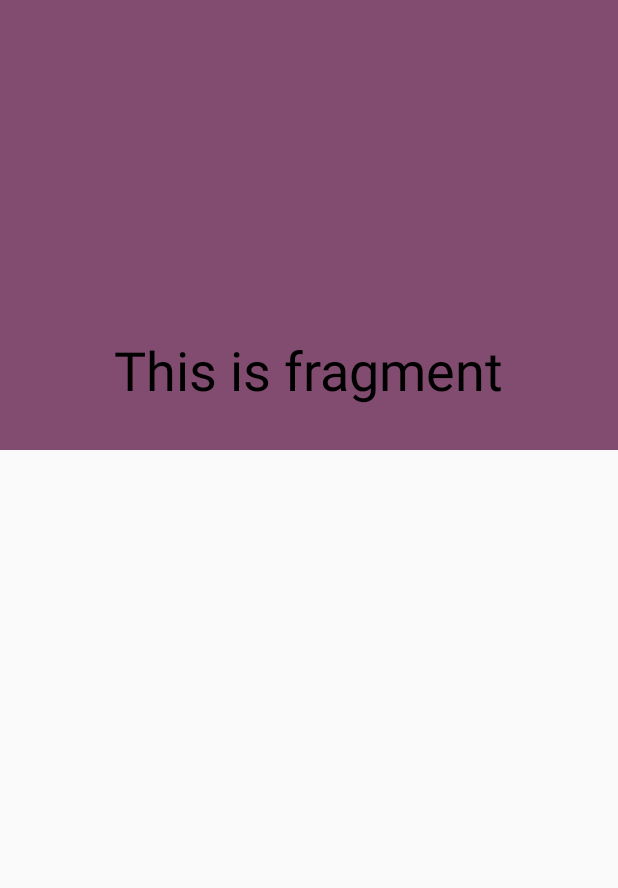
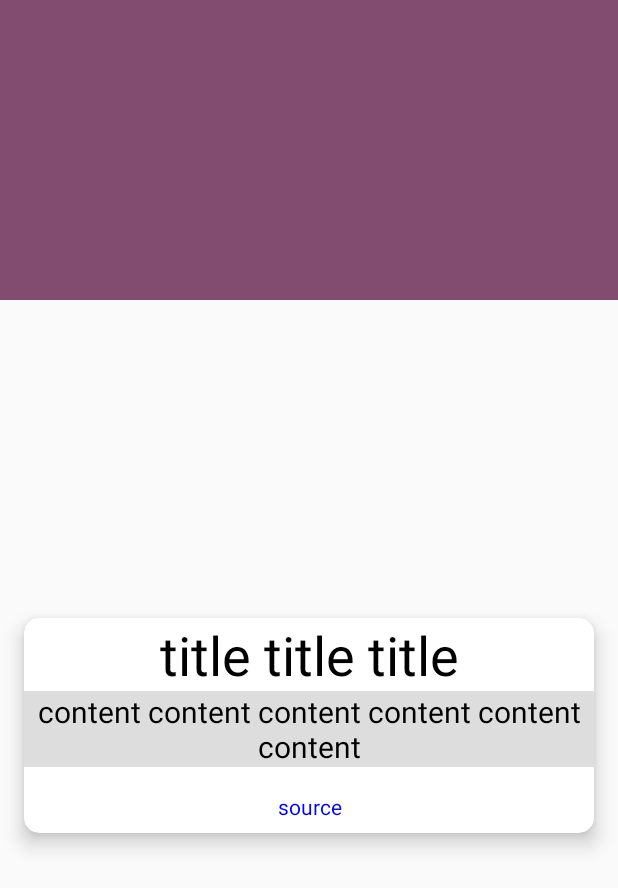
Before and after one commit to GretaGri/AndroidMvpAndMvvmPatterns, an Android app: the layout fragment_details.xml on its own in the app's theme, with its tools: preview values and no code run, on a phone screen of 412 x 824 dp. Shown: the top 888 px of the screen. Run offline under Robolectric (Android 15) with nearby library versions, the phone set to English and light mode, and no system bars.

Commit message:
Setup layout for articles details

```diff
--- a/app/src/main/java/mvvm_pattern/mvvmbyabhi/data/model/Article.java
+++ b/app/src/main/java/mvvm_pattern/mvvmbyabhi/data/model/Article.java
@@ -46,6 +46,11 @@ public class Article implements Parcelable, Comparable {
     @SerializedName("publishedAt")
     @Expose
     private String publishedAt;
+    @ColumnInfo(name = "content")
+    @SerializedName("content")
+    @Expose
+    private String content;
+
     public final static Parcelable.Creator<Article> CREATOR = new Creator<Article>() {
         @SuppressWarnings({
                 "unchecked"
@@ -161,11 +166,6 @@ public class Article implements Parcelable, Comparable {
         return 1;
     }
 
-    @ColumnInfo(name = "content")
-    @SerializedName("content")
-    @Expose
-    private String content;
-
     public void writeToParcel(Parcel dest, int flags) {
         dest.writeValue(source);
         dest.writeValue(author);
--- a/app/src/main/java/mvvm_pattern/mvvmbyabhi/view/CustomDialog.java
+++ b/app/src/main/java/mvvm_pattern/mvvmbyabhi/view/CustomDialog.java
@@ -59,19 +59,19 @@ public class CustomDialog extends DialogFragment {
     @Override
     public View onCreateView(@NonNull LayoutInflater inflater, @Nullable ViewGroup container, @Nullable Bundle savedInstanceState) {
         View view = getActivity().getLayoutInflater().inflate(R.layout.dialog_details_mvvm, container);
-        ViewPager vpPager = (ViewPager) view.findViewById(R.id.view_pager);
+        ViewPager viewPager =  view.findViewById(R.id.view_pager);
         FragmentPagerAdapter adapterViewPager;
         adapterViewPager = new ArticlesDetailsPagerAdapter(getChildFragmentManager(), mCurrentPosition, mArticleArrayList);
-        vpPager.setAdapter(adapterViewPager);
-        vpPager.setCurrentItem(mCurrentPosition);
+        viewPager.setAdapter(adapterViewPager);
+        viewPager.setCurrentItem(mCurrentPosition);
         return view;
     }
 
     public void onResume() {
         DisplayMetrics displaymetrics = new DisplayMetrics();
         getActivity().getWindowManager().getDefaultDisplay().getMetrics(displaymetrics);
-        int height = displaymetrics.heightPixels - 200;
-        int width = displaymetrics.widthPixels-100;
+        int height = displaymetrics.heightPixels - 160;
+        int width = displaymetrics.widthPixels-20;
         getDialog().getWindow().setLayout(width, height);
         super.onResume();
     }
--- a/app/src/main/java/mvvm_pattern/mvvmbyabhi/view/DetailsFragment.java
+++ b/app/src/main/java/mvvm_pattern/mvvmbyabhi/view/DetailsFragment.java
@@ -7,6 +7,7 @@ import android.util.Log;
 import android.view.LayoutInflater;
 import android.view.View;
 import android.view.ViewGroup;
+import android.widget.ImageView;
 import android.widget.TextView;
 
 import com.enpassio.androidmvpandmvvmpatterns.R;
@@ -25,9 +26,15 @@ public class DetailsFragment extends Fragment {
         Bundle bundle = getArguments();
         Article article = bundle.getParcelable("key");
         Log.d("my_tag", "Value is: " + article.getTitle());
-        View view= inflater.inflate(R.layout.fragment_details, container, false);
-        TextView textView = view.findViewById(R.id.title_text_view);
-        textView.setText(""+article.getTitle());
+        View view = inflater.inflate(R.layout.fragment_details, container, false);
+        TextView textView = view.findViewById(R.id.article_title_text_view);
+        textView.setText("" + article.getTitle());
+        ImageView imageView = view.findViewById(R.id.news_banner);
+        GlideApp
+                .with(getActivity())
+                .load(article.getUrlToImage())
+                .centerCrop()
+                .into(imageView);
         return view;
     }
 }
--- a/app/src/main/res/layout/fragment_details.xml
+++ b/app/src/main/res/layout/fragment_details.xml
@@ -1,6 +1,7 @@
 <?xml version="1.0" encoding="utf-8"?>
 <android.support.design.widget.CoordinatorLayout xmlns:android="http://schemas.android.com/apk/res/android"
     xmlns:app="http://schemas.android.com/apk/res-auto"
+    xmlns:tools="http://schemas.android.com/tools"
     android:id="@+id/coordinator_layout"
     android:layout_width="match_parent"
     android:layout_height="match_parent"
@@ -9,7 +10,7 @@
     <android.support.design.widget.AppBarLayout
         android:id="@+id/appbar"
         android:layout_width="match_parent"
-        android:layout_height="300dp"
+        android:layout_height="200dp"
         android:elevation="8dp"
         android:fitsSystemWindows="true"
         android:theme="@style/ThemeOverlay.AppCompat.Dark.ActionBar">
@@ -24,7 +25,7 @@
             app:layout_scrollFlags="scroll|exitUntilCollapsed">
 
             <ImageView
-                android:id="@+id/news_banner"
+                android:id="@+id/article_banner_image"
                 android:layout_width="match_parent"
                 android:layout_height="match_parent"
                 android:scaleType="centerCrop" />
@@ -35,22 +36,78 @@
         android:layout_width="match_parent"
         android:layout_height="match_parent"
         android:scrollbars="none"
-        app:behavior_overlapTop="78dp"
+        app:behavior_overlapTop="100dp"
         app:layout_behavior="@string/appbar_scrolling_view_behavior">
 
-        <RelativeLayout xmlns:android="http://schemas.android.com/apk/res/android"
+        <android.support.v7.widget.CardView xmlns:card_view="http://schemas.android.com/apk/res-auto"
+            android:id="@+id/card_view"
             android:layout_width="match_parent"
-            android:layout_height="match_parent">
+            android:layout_height="match_parent"
+            android:layout_gravity="center"
+            android:layout_margin="@dimen/margin_medium"
+            android:background="@drawable/custom_selector"
+            android:clickable="true"
+            android:focusable="true"
+            card_view:cardCornerRadius="@dimen/card_corner_radius"
+            card_view:cardElevation="@dimen/card_elevation">
 
-            <TextView
-                android:id="@+id/title_text_view"
-                android:layout_width="wrap_content"
+            <LinearLayout
+                android:layout_width="match_parent"
                 android:layout_height="wrap_content"
-                android:layout_centerInParent="true"
-                android:text="This is fragment"
-                android:textColor="#000000"
-                android:textSize="36sp" />
-        </RelativeLayout>
+                android:orientation="vertical">
 
+                <LinearLayout
+                    android:layout_width="match_parent"
+                    android:layout_height="wrap_content"
+                    android:orientation="vertical">
+
+                    <TextView
+                        android:id="@+id/article_title_text_view"
+                        android:layout_width="wrap_content"
+                        android:layout_height="wrap_content"
+                        android:layout_gravity="center_horizontal"
+                        android:ellipsize="marquee"
+                        android:gravity="center_horizontal"
+                        android:singleLine="true"
+                        android:textColor="#000000"
+                        android:textSize="36sp"
+                        tools:text="title title title" />
+
+                    <TextView
+                        android:id="@+id/article_content_text_view"
+                        android:layout_width="match_parent"
+                        android:layout_height="wrap_content"
+                        android:background="#dddddd"
+                        android:gravity="center_horizontal"
+                        android:textColor="#000000"
+                        android:textSize="20sp"
+                        tools:text="content content content content content content" />
+                </LinearLayout>
+
+                <TextView
+                    android:id="@+id/article_author_text_view"
+                    android:layout_width="wrap_content"
+                    android:layout_height="wrap_content"
+                    android:layout_gravity="end"
+                    android:gravity="end"
+                    android:paddingEnd="2dp"
+                    android:textColor="@color/colorWhite"
+                    android:textSize="12sp"
+                    tools:text="author" />
+
+                <TextView
+                    android:id="@+id/article_source_text_view"
+                    android:layout_width="match_parent"
+                    android:layout_height="wrap_content"
+                    android:layout_gravity="center_horizontal"
+                    android:ellipsize="end"
+                    android:gravity="center_horizontal"
+                    android:paddingBottom="8dp"
+                    android:singleLine="true"
+                    android:textColor="#0000ff"
+                    android:textSize="14sp"
+                    tools:text="source" />
+            </LinearLayout>
+        </android.support.v7.widget.CardView>
     </android.support.v4.widget.NestedScrollView>
 </android.support.design.widget.CoordinatorLayout>
--- a/app/src/main/res/layout/list_item_mvvm_abhi.xml
+++ b/app/src/main/res/layout/list_item_mvvm_abhi.xml
@@ -8,7 +8,6 @@
     android:orientation="horizontal"
     tools:context="mvvm_pattern.mvvmbyabhi.view.MainActivity">
 
-    <!-- A CardView that contains a TextViews -->
     <android.support.v7.widget.CardView xmlns:card_view="http://schemas.android.com/apk/res-auto"
         android:id="@+id/card_view"
         android:layout_width="match_parent"
```
